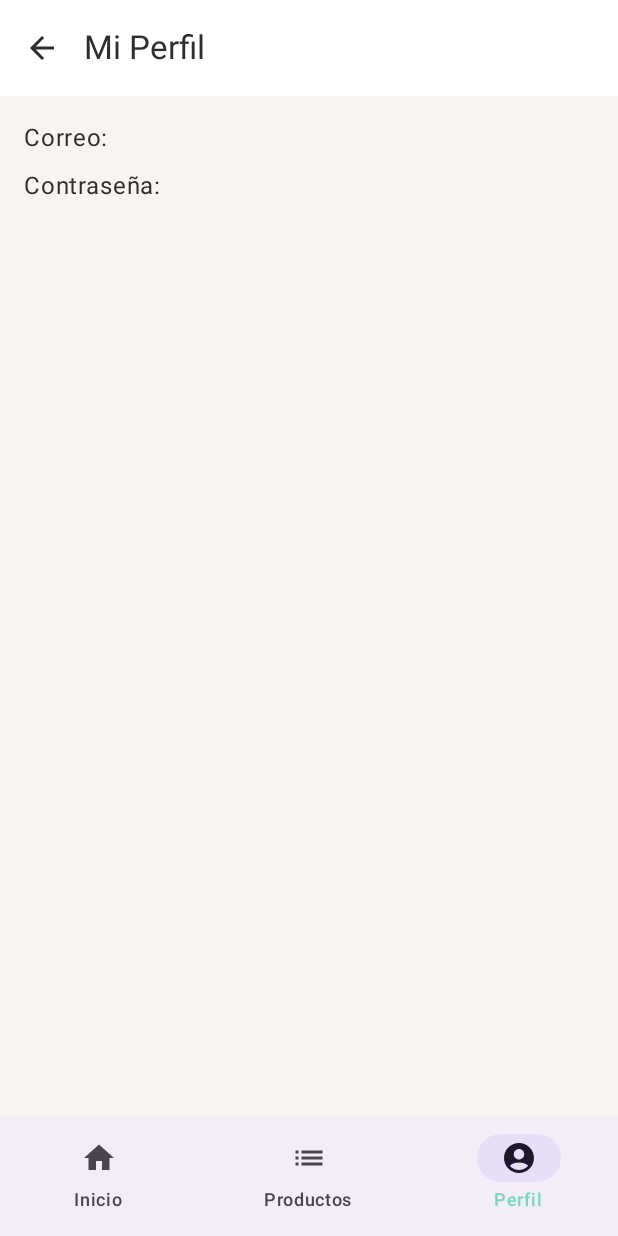
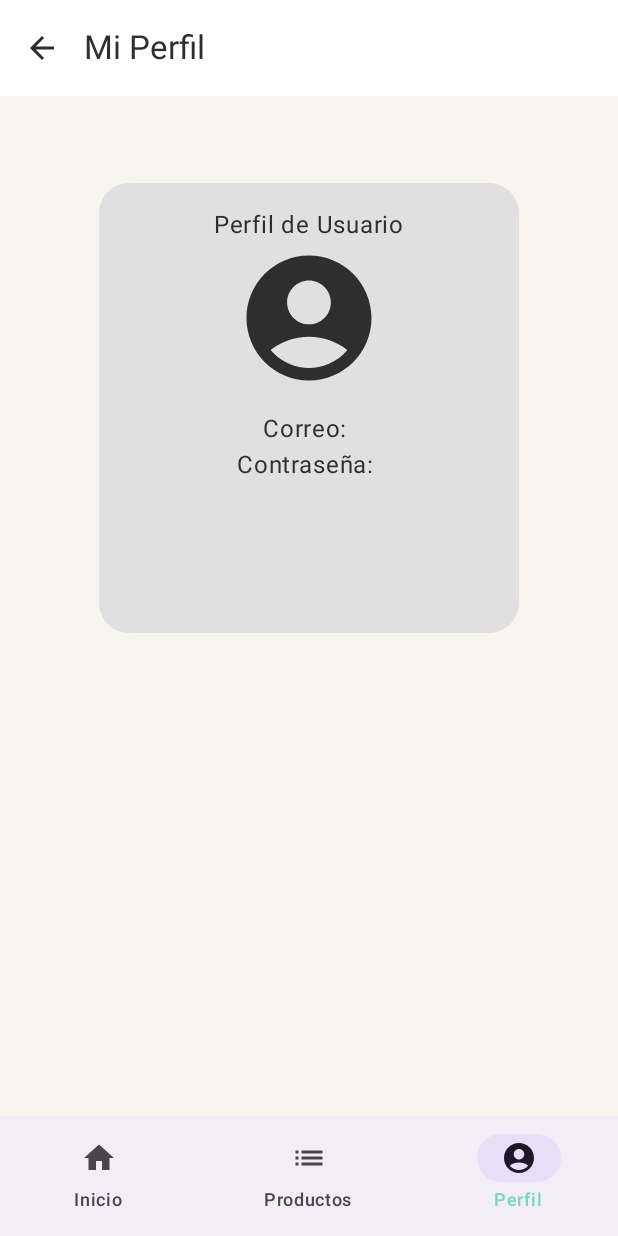
Before and after one commit to Dersatto/DuocTestREAL, an Android app built with Jetpack Compose: the UsuarioScreen screen opened through its navigation route, on a phone screen of 412 x 824 dp. Run offline under Robolectric (Android 15) with nearby library versions, the phone set to English and light mode, and no system bars; our stand-ins replace Room's generated code.

```diff
--- a/app/src/main/java/com/dersad/duoctest/ui/InfoUsuario.kt
+++ b/app/src/main/java/com/dersad/duoctest/ui/InfoUsuario.kt
@@ -1,30 +1,61 @@
 package com.dersad.duoctest.ui
 
-import androidx.compose.foundation.layout.Arrangement
-import androidx.compose.foundation.layout.Column
-import androidx.compose.foundation.layout.fillMaxSize
-import androidx.compose.foundation.layout.padding
+import androidx.compose.foundation.background
+import androidx.compose.foundation.layout.*
+import androidx.compose.foundation.shape.RoundedCornerShape
+import androidx.compose.material.icons.Icons
+import androidx.compose.material.icons.filled.AccountCircle
+import androidx.compose.material3.Icon
 import androidx.compose.material3.Text
 import androidx.compose.runtime.Composable
 import androidx.compose.runtime.getValue
+import androidx.compose.ui.Alignment
 import androidx.compose.ui.Modifier
+import androidx.compose.ui.draw.clip
+import androidx.compose.ui.graphics.Color
 import androidx.compose.ui.unit.dp
 import androidx.lifecycle.compose.collectAsStateWithLifecycle
 import androidx.lifecycle.viewmodel.compose.viewModel
 
 @Composable
-//Funcion que recoje los datos del usuario (collectAsState)
 fun UsuarioScreen(viewModel: UsuarioViewModel = viewModel()) {
     val estado by viewModel.estado.collectAsStateWithLifecycle()
-
 
     Column(
         modifier = Modifier
             .fillMaxSize()
-            .padding(16.dp),
-        verticalArrangement = Arrangement.spacedBy(8.dp)
+            .padding(18.dp),
+        horizontalAlignment = Alignment.CenterHorizontally
     ) {
-        Text(text = "Correo: ${estado.correo}")
-        Text(text = "Contraseña: ${estado.contraseña}")
+
+
+        Spacer(modifier = Modifier.height(40.dp))
+
+        Column(
+            modifier = Modifier
+                .width(280.dp)
+                .height(300.dp)
+                .clip(RoundedCornerShape(20.dp))
+                .background(Color(0xFFE0E0E0))
+                .padding(16.dp),
+            horizontalAlignment = Alignment.CenterHorizontally,
+        )
+
+
+        {
+
+            Text(text = "Perfil de Usuario")
+            Icon(
+                imageVector = Icons.Filled.AccountCircle,
+                contentDescription = "Profile Icon",
+                modifier = Modifier.size(100.dp),
+                tint = Color(0xFF2E2E2E)
+            )
+
+            Spacer(modifier = Modifier.height(12.dp))
+
+            Text(text = "Correo: ${estado.correo}")
+            Text(text = "Contraseña: ${estado.contraseña}")
+        }
     }
 }
--- a/app/src/main/java/com/dersad/duoctest/ui/UsuarioLogIn.kt
+++ b/app/src/main/java/com/dersad/duoctest/ui/UsuarioLogIn.kt
@@ -21,7 +21,7 @@ import androidx.compose.foundation.shape.RoundedCornerShape
 import androidx.compose.ui.text.style.TextAlign
 import androidx.compose.foundation.layout.Spacer
 import androidx.compose.foundation.layout.height
-
+import androidx.compose.ui.text.font.FontWeight
 @Composable
 fun LoginScreen(navController: NavController, viewModel: UsuarioViewModel = viewModel()) {
 //Añadi q los datos se redirijan al home
@@ -73,6 +73,8 @@ fun LoginScreen(navController: NavController, viewModel: UsuarioViewModel = view
             modifier = Modifier.fillMaxWidth()
         )
 
+
+
         Button(
             onClick = {
                 viewModel.validarFormulario { isValid ->
@@ -89,5 +91,11 @@ fun LoginScreen(navController: NavController, viewModel: UsuarioViewModel = view
             Text(text = "Iniciar Sesión")
         }
 
+        Text(text= "test@example.com 123456",
+            style = MaterialTheme.typography.labelMedium,
+            textAlign = TextAlign.Center,
+            fontWeight = FontWeight(300)
+        )
+
     }
 }
```
